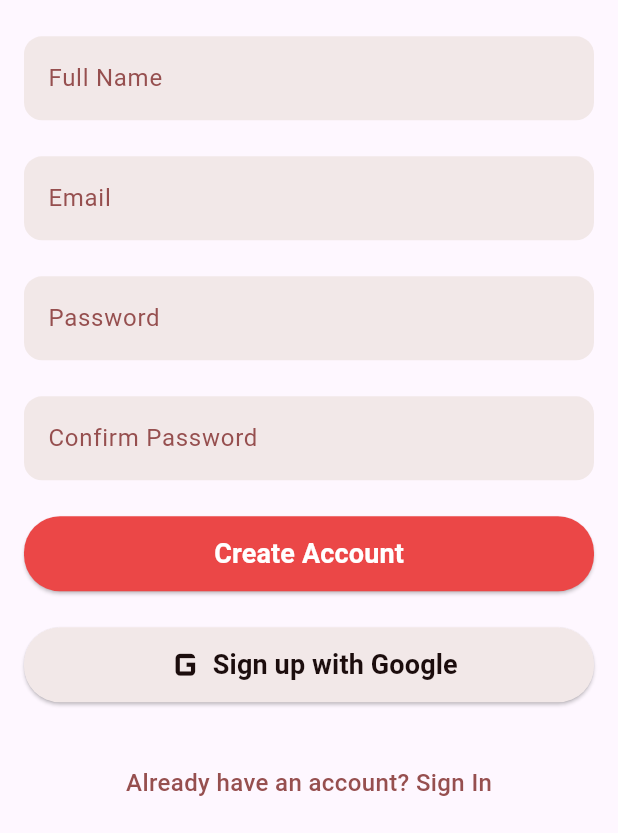
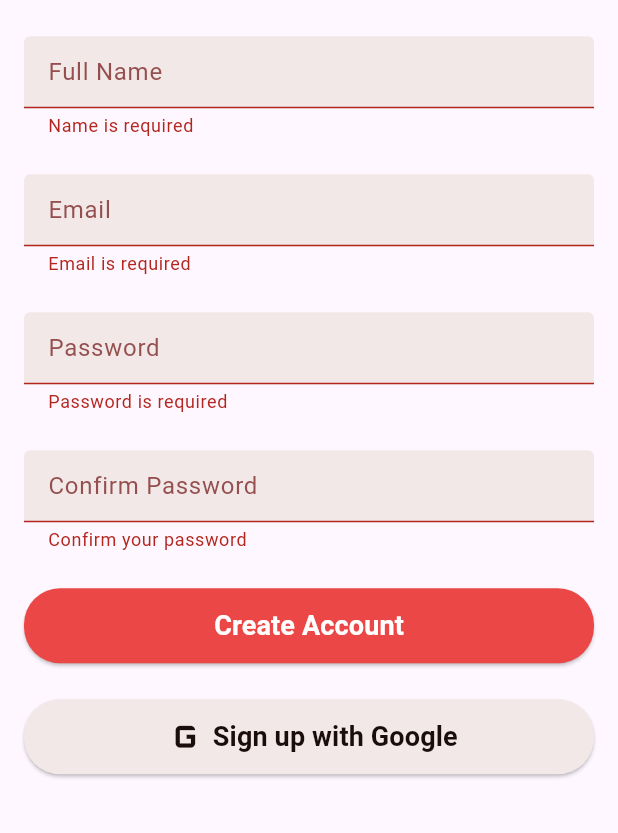
Before and after one commit to AhmedOmarG3/FoodGoApp, a Flutter app: the SignUpView screen opened by its route, after a tap on "Create Account", on a phone screen of 412 x 824 dp, the part 403-1236 px from its top. Run offline on Flutter 3.47's test engine with Material 3 defaults, Android fonts, the phone set to English and light mode, and no system bars; our stand-ins replace dartz, firebase_auth, firebase_core, flutter_bloc, go_router; accounts and stored records are empty.

Commit message:
add fire base and finish signup with email&password

```diff
--- /dev/null
+++ b/lib/core/utils/error_handler.dart
@@ -0,0 +1,34 @@
+import 'package:firebase_auth/firebase_auth.dart';
+
+class AuthErrorHandler {
+  static String handleFirebaseAuthError(FirebaseAuthException e) {
+    switch (e.code) {
+      // Sign Up errors
+      case 'email-already-in-use':
+        return 'This email address is already in use.';
+      case 'invalid-email':
+        return 'The email address is not valid.';
+      case 'operation-not-allowed':
+        return 'Email/password accounts are not enabled.';
+      case 'weak-password':
+        return 'The password is too weak. Please choose a stronger one.';
+
+      // Login errors
+      case 'user-disabled':
+        return 'This user account has been disabled. Please contact support.';
+      case 'user-not-found':
+        return 'No user found with this email.';
+      case 'wrong-password':
+        return 'Incorrect password. Please try again.';
+
+      // Common errors
+      case 'too-many-requests':
+        return 'Too many requests. Please try again later.';
+      case 'network-request-failed':
+        return 'Network error. Please check your internet connection.';
+
+      default:
+        return 'An unexpected error occurred: ${e.message ?? 'Please try again.'}';
+    }
+  }
+}
--- /dev/null
+++ b/lib/core/utils/vaidator_class.dart
@@ -0,0 +1,53 @@
+import 'package:flutter/material.dart';
+
+class AuthValidators {
+  // Email validator
+  static String? Function(String?) emailValidator() {
+    return (String? value) {
+      if (value == null || value.isEmpty) {
+        return 'Email is required';
+      }
+      final emailRegex = RegExp(r'^[\w-\.]+@([\w-]+\.)+[\w-]{2,4}$');
+      if (!emailRegex.hasMatch(value)) {
+        return 'Enter a valid email';
+      }
+      return null;
+    };
+  }
+
+  // Password validator
+  static String? Function(String?) passwordValidator() {
+    return (String? value) {
+      if (value == null || value.isEmpty) {
+        return 'Password is required';
+      }
+      if (value.length < 6) {
+        return 'Password must be at least 6 characters';
+      }
+      return null;
+    };
+  }
+
+  // Confirm password validator (needs original password)
+ static String? Function(String?) confirmPasswordValidator(TextEditingController passwordController) {
+  return (value) {
+    if (value == null || value.isEmpty) {
+      return 'Confirm your password';
+    }
+    if (value != passwordController.text) {
+      return 'Passwords do not match';
+    }
+    return null;
+  };
+}
+
+  // Name validator
+  static String? Function(String?) nameValidator() {
+    return (String? value) {
+      if (value == null || value.trim().isEmpty) {
+        return 'Name is required';
+      }
+      return null;
+    };
+  }
+}
--- /dev/null
+++ b/lib/features/Auth/data/repos/auth_repo.dart
@@ -0,0 +1,8 @@
+import 'package:firebase_auth/firebase_auth.dart';
+import 'package:dartz/dartz.dart';
+
+abstract class AuthRepository {
+  Future<Either<String, UserCredential>> signUp(String email, String password);
+  Future<Either<String, UserCredential>> login(String email, String password);
+
+}
--- /dev/null
+++ b/lib/features/Auth/data/repositories_impl/auth_repo_impl.dart
@@ -0,0 +1,38 @@
+import 'package:firebase_auth/firebase_auth.dart';
+import 'package:dartz/dartz.dart';
+import 'package:food_go/core/utils/error_handler.dart';
+import 'package:food_go/features/Auth/data/repos/auth_repo.dart';
+
+class AuthRepositoryImpl implements AuthRepository{
+  final FirebaseAuth _firebaseAuth = FirebaseAuth.instance;
+
+  @override
+  Future<Either<String, UserCredential>> signUp(String email, String password) async {
+    try {
+      final userCredential = await _firebaseAuth.createUserWithEmailAndPassword(
+        email: email,
+        password: password,
+      );
+      return Right(userCredential);
+    }  on FirebaseAuthException catch (e) {
+    return Left(AuthErrorHandler.handleFirebaseAuthError(e));
+  } catch (_) {
+    return const Left('An unexpected error occurred during sign up.');
+  }
+  }
+
+  @override
+  Future<Either<String, UserCredential>> login(String email, String password) async {
+    try {
+      final userCredential = await _firebaseAuth.signInWithEmailAndPassword(
+        email: email,
+        password: password,
+      );
+      return Right(userCredential);
+    } on FirebaseAuthException catch (e) {
+    return Left(AuthErrorHandler.handleFirebaseAuthError(e));
+  } catch (_) {
+    return const Left('An unexpected error occurred during login.');
+  }
+  }
+}
--- /dev/null
+++ b/lib/features/Auth/presentation/blocs/auth_cubit/auth_cubit.dart
@@ -0,0 +1,27 @@
+import 'package:flutter_bloc/flutter_bloc.dart';
+import 'package:food_go/features/Auth/data/repos/auth_repo.dart';
+import 'package:food_go/features/Auth/presentation/blocs/auth_cubit/auth_state.dart';
+
+class AuthCubit extends Cubit<AuthState> {
+  final AuthRepository authRepository;
+
+  AuthCubit({required this.authRepository}) : super(AuthInitial());
+
+  Future<void> login(String email, String password) async {
+    emit(AuthLoading());
+    final result = await authRepository.login(email, password);
+    result.fold(
+      (failure) => emit(AuthFailure(error: failure)),
+      (success) => emit(AuthSuccess()),
+    );
+  }
+
+  Future<void> signUp({required String email, required String password}) async {
+    emit(AuthLoading());
+    final result = await authRepository.signUp(email, password);
+    result.fold(
+      (failure) => emit(AuthFailure(error: failure)),
+      (success) => emit(AuthSuccess()),
+    );
+  }
+}
--- /dev/null
+++ b/lib/features/Auth/presentation/blocs/auth_cubit/auth_state.dart
@@ -0,0 +1,15 @@
+import 'package:flutter/material.dart';
+
+@immutable
+sealed class AuthState {}
+
+class AuthInitial extends AuthState {}
+
+class AuthLoading extends AuthState {}
+
+class AuthSuccess extends AuthState {}
+
+class AuthFailure extends AuthState {
+  final String error;
+  AuthFailure({required this.error});
+}
--- a/lib/features/Auth/presentation/widgets/auth_text_field.dart
+++ b/lib/features/Auth/presentation/widgets/auth_text_field.dart
@@ -2,13 +2,16 @@ import 'package:flutter/material.dart';
 import 'package:food_go/core/utils/colors.dart';
 
 class AuthTextField extends StatelessWidget {
-  const AuthTextField({super.key, required this.hint});
+  const AuthTextField({super.key, required this.hint, this.validator, this.controller});
   final String hint;
+  final String? Function(String?)? validator;
+  final TextEditingController? controller;
   @override
   Widget build(BuildContext context) {
     return Padding(
       padding: const EdgeInsets.symmetric(horizontal: 16, vertical: 12),
-      child: TextField(
+      child: TextFormField(controller: controller,
+        validator:validator ,
         decoration: InputDecoration(
             hintText: hint,
             hintStyle: TextStyle(color: kAuthTextColor),
--- a/lib/features/Auth/presentation/widgets/sign_up_view_body.dart
+++ b/lib/features/Auth/presentation/widgets/sign_up_view_body.dart
@@ -1,20 +1,63 @@
 import 'package:flutter/material.dart';
+import 'package:flutter_bloc/flutter_bloc.dart';
 import 'package:food_go/core/utils/app_images.dart';
 import 'package:food_go/core/utils/styles.dart';
+import 'package:food_go/core/utils/vaidator_class.dart';
+import 'package:food_go/features/Auth/presentation/blocs/auth_cubit/auth_cubit.dart';
+import 'package:food_go/features/Auth/presentation/blocs/auth_cubit/auth_state.dart';
 import 'package:food_go/features/Auth/presentation/views/login_view.dart';
 import 'package:food_go/features/Auth/presentation/widgets/auth_text_field.dart';
 import 'package:food_go/features/Auth/presentation/widgets/custom_button.dart';
 import 'package:food_go/features/Auth/presentation/widgets/custom_image.dart';
 import 'package:food_go/features/Auth/presentation/widgets/google_signing_button.dart';
+import 'package:food_go/features/home/presentation/views/home_view.dart';
 import 'package:go_router/go_router.dart';
 
-class SignUpViewBody extends StatelessWidget {
+class SignUpViewBody extends StatefulWidget {
   const SignUpViewBody({super.key});
 
+  @override
+  State<SignUpViewBody> createState() => _SignUpViewBodyState();
+}
+
+class _SignUpViewBodyState extends State<SignUpViewBody> {
+  TextEditingController name = TextEditingController();
+  TextEditingController email = TextEditingController();
+  TextEditingController password = TextEditingController();
+  TextEditingController confirmPassword = TextEditingController();
+  final GlobalKey<FormState> formKey = GlobalKey<FormState>();
   @override
   Widget build(BuildContext context) {
     return SingleChildScrollView(
       scrollDirection: Axis.vertical,
+      child: BlocListener<AuthCubit, AuthState>(
+        listener: (context, state) {
+          if (state is AuthLoading) {
+            showDialog(
+              context: context,
+              barrierDismissible: false,
+              builder: (context) =>
+                  const Center(child: CircularProgressIndicator()),
+            );
+          } else {
+            Navigator.of(context, rootNavigator: true).pop();
+
+            if (state is AuthSuccess) {
+
+                    GoRouter.of(context).push(HomeView.routeName);
+
+
+            }
+
+            if (state is AuthFailure) {
+              ScaffoldMessenger.of(context).showSnackBar(
+                SnackBar(content: Text(state.error)),
+              );
+            }
+          }
+        },
+        child: Form(
+          key: formKey,
           child: Column(mainAxisAlignment: MainAxisAlignment.start, children: [
             const CustomImage(imagePath: AppImages.imagesSignUp),
             const SizedBox(
@@ -28,20 +71,35 @@ class SignUpViewBody extends StatelessWidget {
             const SizedBox(
               height: 12,
             ),
-        const AuthTextField(
+            AuthTextField(
+              controller: name,
+              validator: AuthValidators.nameValidator(),
               hint: 'Full Name',
             ),
-        const AuthTextField(
+            AuthTextField(
+              validator: AuthValidators.emailValidator(),
+              controller: email,
               hint: 'Email',
             ),
-        const AuthTextField(
+            AuthTextField(
+              validator: AuthValidators.passwordValidator(),
+              controller: password,
               hint: 'Password',
             ),
-        const AuthTextField(
+            AuthTextField(
+              validator: AuthValidators.confirmPasswordValidator(password),
+              controller: confirmPassword,
               hint: 'Confirm Password',
             ),
             CustomAuthButton(
-          onPressed: () {},
+              onPressed: () {
+                if (formKey.currentState!.validate()) {
+                  BlocProvider.of<AuthCubit>(context).signUp(
+                    email: email.text.trim(),
+                    password: password.text.trim(),
+                  );
+                }
+              },
               text: 'Create Account',
             ),
             GoogleSigningButton(
@@ -61,6 +119,8 @@ class SignUpViewBody extends StatelessWidget {
               height: 30,
             )
           ]),
+        ),
+      ),
     );
   }
 }
--- a/pubspec.yaml
+++ b/pubspec.yaml
@@ -29,6 +29,9 @@ environment:
 # versions available, run `flutter pub outdated`.
 dependencies:
   cupertino_icons: ^1.0.8
+  dartz: ^0.10.1
+  firebase_auth: ^6.0.0
+  firebase_core: ^4.0.0
   flutter:
     sdk: flutter
   flutter_bloc: ^9.1.1
```
Also changed, not shown: lib/features/payment/presentation/widgets/paying_row.dart (+7 -1 lines), lib/features/payment/presentation/widgets/success_dialog.dart (+14 -13 lines), lib/main.dart (+18 -3 lines), firebase.json (added), lib/firebase_options.dart (added), pubspec.lock, 6 other files. Lines whose indentation alone changed are shown as unchanged.
